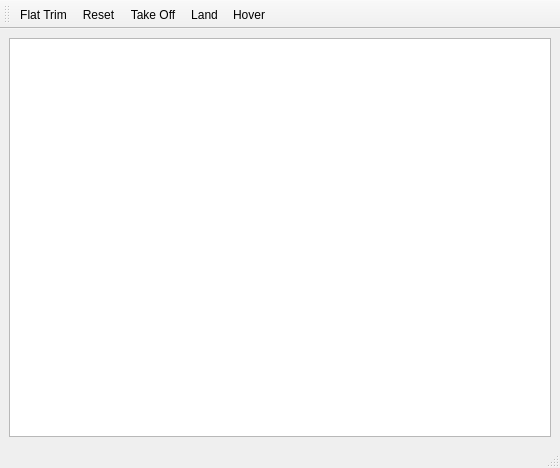
The window that ardrone/qtgui/res/mainwindow.ui (rc500/ardrone_archive_aarons_laptop) describes before a commit, drawn with Qt 5.
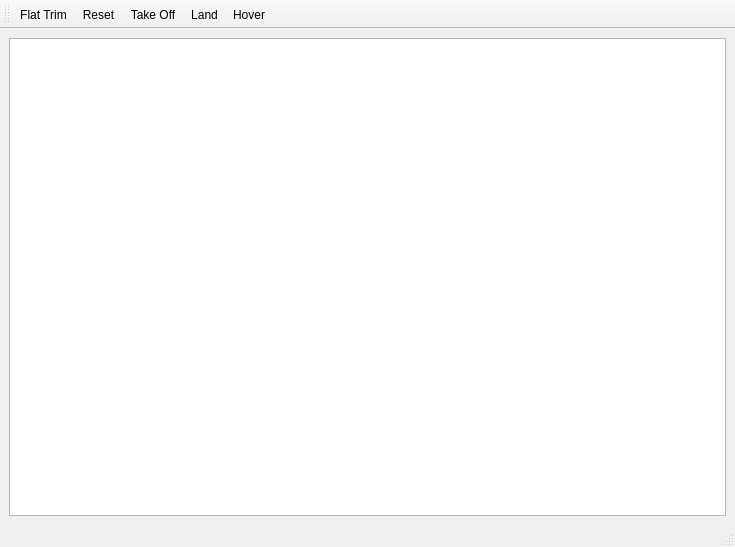
The same window after the commit.

Commit message: make default window size a little more generous

Diff of the .ui file:
```diff
--- a/ardrone/qtgui/res/mainwindow.ui
+++ b/ardrone/qtgui/res/mainwindow.ui
@@ -6,8 +6,8 @@
    <rect>
     <x>0</x>
     <y>0</y>
-    <width>560</width>
-    <height>468</height>
+    <width>735</width>
+    <height>547</height>
    </rect>
   </property>
   <property name="windowTitle">
@@ -17,16 +17,12 @@
    <layout class="QVBoxLayout" name="verticalLayout">
     <item>
      <widget class="QTextEdit" name="logTextEdit">
+      <property name="styleSheet">
+       <string notr="true">font-size: 80%</string>
+      </property>
       <property name="readOnly">
        <bool>true</bool>
       </property>
-      <property name="html">
-       <string>&lt;!DOCTYPE HTML PUBLIC &quot;-//W3C//DTD HTML 4.0//EN&quot; &quot;http://www.w3.org/TR/REC-html40/strict.dtd&quot;&gt;
-&lt;html&gt;&lt;head&gt;&lt;meta name=&quot;qrichtext&quot; content=&quot;1&quot; /&gt;&lt;style type=&quot;text/css&quot;&gt;
-p, li { white-space: pre-wrap; }
-&lt;/style&gt;&lt;/head&gt;&lt;body style=&quot; font-family:'Cantarell'; font-size:11pt; font-weight:400; font-style:normal;&quot;&gt;
-&lt;p style=&quot;-qt-paragraph-type:empty; margin-top:0px; margin-bottom:0px; margin-left:0px; margin-right:0px; -qt-block-indent:0; text-indent:0px;&quot;&gt;&lt;/p&gt;&lt;/body&gt;&lt;/html&gt;</string>
-      </property>
      </widget>
     </item>
    </layout>
```
Left out of the diff: 2 changed lines with no effect on the pictures.
